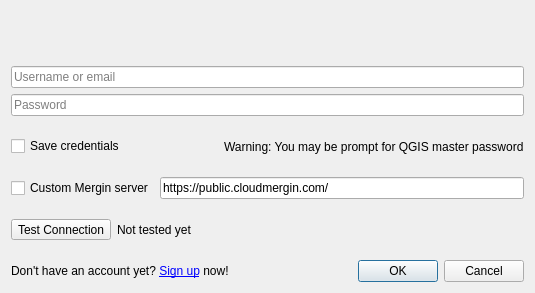
Qt form Mergin/ui/ui_config.ui (MerginMaps/qgis-plugin) before a commit.
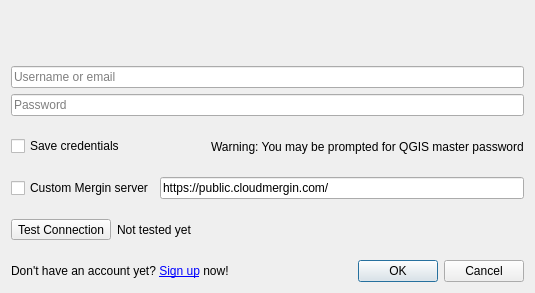
The same form after that commit. Icons and pictures are not drawn. Custom widgets are drawn as their Qt base class.

The edit to the form file:
```diff
--- a/Mergin/ui/ui_config.ui
+++ b/Mergin/ui/ui_config.ui
@@ -62,7 +62,7 @@
      <item>
       <widget class="QLabel" name="master_password_status">
        <property name="text">
-        <string>Warning: You may be prompt for QGIS master password</string>
+        <string>Warning: You may be prompted for QGIS master password</string>
        </property>
       </widget>
      </item>
```
